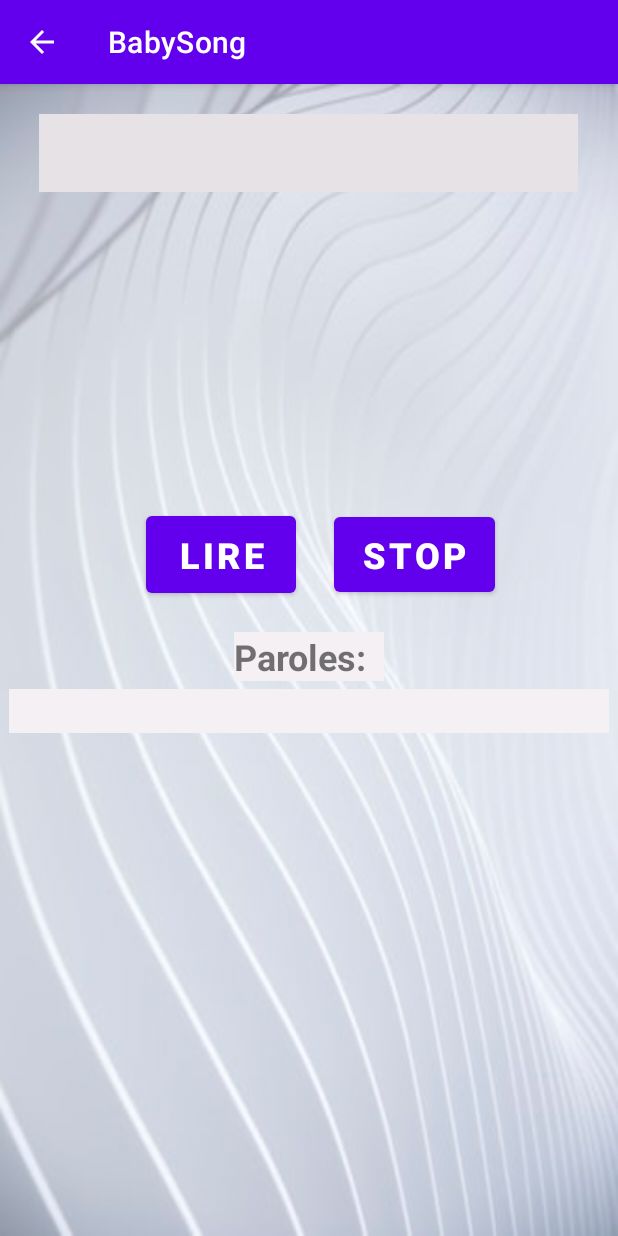
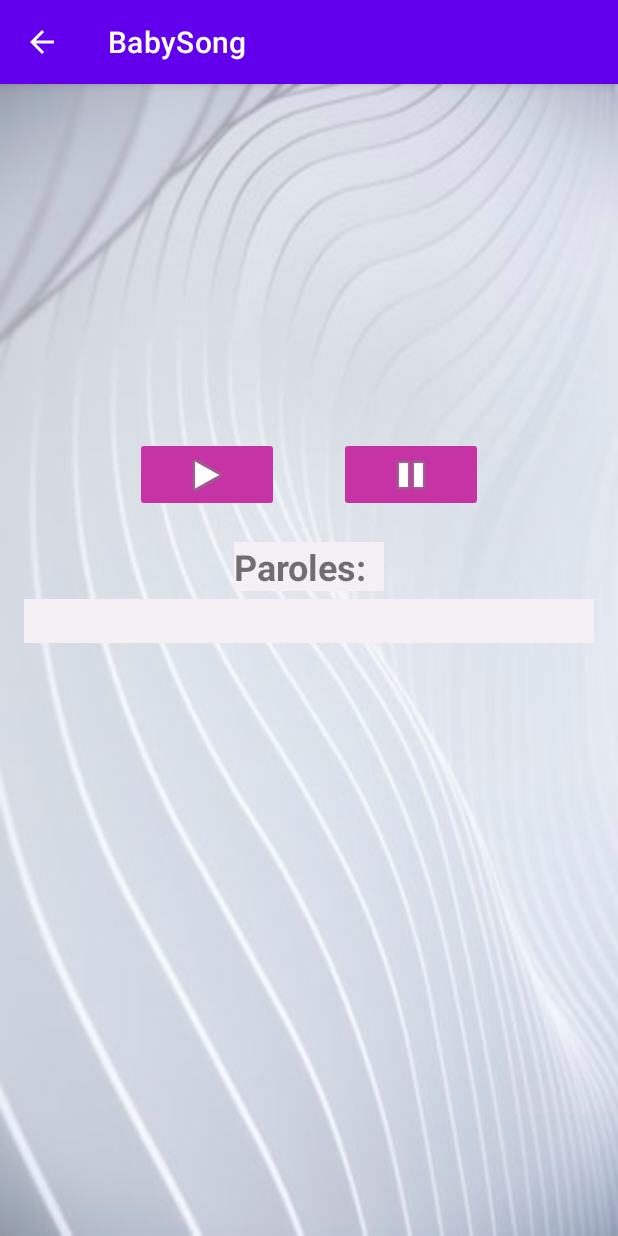
Before and after one commit to othmane-fadili/app-BabySong, an Android app: the SongActivity screen opened directly, with no data from a screen before it, on a phone screen of 412 x 824 dp. Run offline under Robolectric (Android 15) with nearby library versions, the phone set to English and light mode, and no system bars.

Commit message:
i add image buttons

```diff
--- a/app/src/main/java/com/othmane/babysong/SongActivity.java
+++ b/app/src/main/java/com/othmane/babysong/SongActivity.java
@@ -8,14 +8,15 @@ import android.os.Bundle;
 import android.util.Log;
 import android.view.View;
 import android.widget.Button;
+import android.widget.ImageButton;
 import android.widget.ImageView;
 import android.widget.TextView;
 import android.widget.Toast;
 
 public class SongActivity extends AppCompatActivity {
-    TextView title,description;
+    TextView description;
     ImageView imageSong;
-    Button btnStart,btnStop;
+    ImageButton btnStart,btnStop;
     MediaPlayer mp;
 
 
@@ -155,13 +156,11 @@ public class SongActivity extends AppCompatActivity {
         String lyricsRes = mIntent.getStringExtra("lyrics");
         String titleRes = mIntent.getStringExtra("title");
 
-        title = findViewById(R.id.title);
         description = findViewById(R.id.description);
         imageSong = findViewById(R.id.imageSong);
         btnStart = findViewById(R.id.btnStart);
         btnStop = findViewById(R.id.btnStop);
 
-        title.setText(titleRes);
         description.setText(lyricsRes);
         imageSong.setImageResource(imgsrRes);
         mp = MediaPlayer.create(getApplicationContext(),songsRes);
@@ -178,7 +177,7 @@ public class SongActivity extends AppCompatActivity {
             public void onClick(View view) {
                 if(mp.isPlaying()){
                     mp.pause();
-//                    Toast.makeText(getApplicationContext(),"stop " ,Toast.LENGTH_SHORT).show();
+//                    Toast.makeText(getApplicationContext(),"pause" ,Toast.LENGTH_SHORT).show();
                 }
             }
         });
--- a/app/src/main/res/layout/activity_song.xml
+++ b/app/src/main/res/layout/activity_song.xml
@@ -20,56 +20,43 @@
             android:orientation="vertical"
             android:gravity="center">
 
-            <TextView
-                android:id="@+id/title"
-                android:layout_width="359dp"
-                android:layout_height="52dp"
-                android:layout_gravity="center"
-                android:background="#E6E2E6"
-                android:text="@string/baby_song"
-                android:textAlignment="center"
-                android:textSize="36sp"
-                android:textStyle="bold"
-                android:layout_marginTop="20dp"/>
 
             <ImageView
                 android:id="@+id/imageSong"
-                android:layout_width="350dp"
-                android:layout_height="180dp"
-                android:layout_marginTop="10dp"
+                android:layout_width="380dp"
+                android:layout_height="210dp"
+                android:layout_marginTop="15dp"
                 android:scaleType="fitXY" />
 
             <LinearLayout
                 android:layout_width="match_parent"
                 android:layout_height="wrap_content"
-                android:layout_marginTop="20dp"
+                android:layout_marginTop="10dp"
                 android:layout_marginBottom="20dp"
                 android:gravity="center"
                 >
 
-                <Button
+
+                <ImageButton
                     android:id="@+id/btnStart"
-                    android:layout_width="100dp"
-                    android:layout_height="63dp"
-                    android:text="Lire"
-                    android:textSize="24sp"
-                    android:textStyle="bold"
-                    android:layout_marginLeft="15dp"
-                    android:layout_marginRight="25dp" />
+                    android:layout_width="10dp"
+                    android:layout_height="50dp"
+                    android:layout_marginLeft="90dp"
+                    android:layout_marginRight="20dp"
+                    android:layout_weight="1"
+                    android:backgroundTint="#C533A5"
+                    app:srcCompat="@android:drawable/ic_media_play" />
 
-                <Button
+
+                <ImageButton
                     android:id="@+id/btnStop"
-                    android:layout_width="107dp"
-                    android:layout_height="62dp"
-                    android:text="Stop"
-                    android:textSize="24sp"
-                    android:textStyle="bold"
-                    app:layout_constraintBottom_toBottomOf="parent"
-                    app:layout_constraintEnd_toEndOf="parent"
-                    app:layout_constraintHorizontal_bias="0.77"
-                    app:layout_constraintStart_toStartOf="parent"
-                    app:layout_constraintTop_toTopOf="parent"
-                    app:layout_constraintVertical_bias="0.464" />
+                    android:layout_width="10dp"
+                    android:layout_height="50dp"
+                    android:layout_marginLeft="20dp"
+                    android:layout_marginRight="90dp"
+                    android:layout_weight="1"
+                    android:backgroundTint="#C533A5"
+                    app:srcCompat="@android:drawable/ic_media_pause" />
             </LinearLayout>
 
             <TextView
@@ -85,7 +72,7 @@
 
             <TextView
                 android:id="@+id/description"
-                android:layout_width="400dp"
+                android:layout_width="380dp"
                 android:layout_height="wrap_content"
                 android:background="#F4F0F4"
                 android:textColor="#050505"
```
